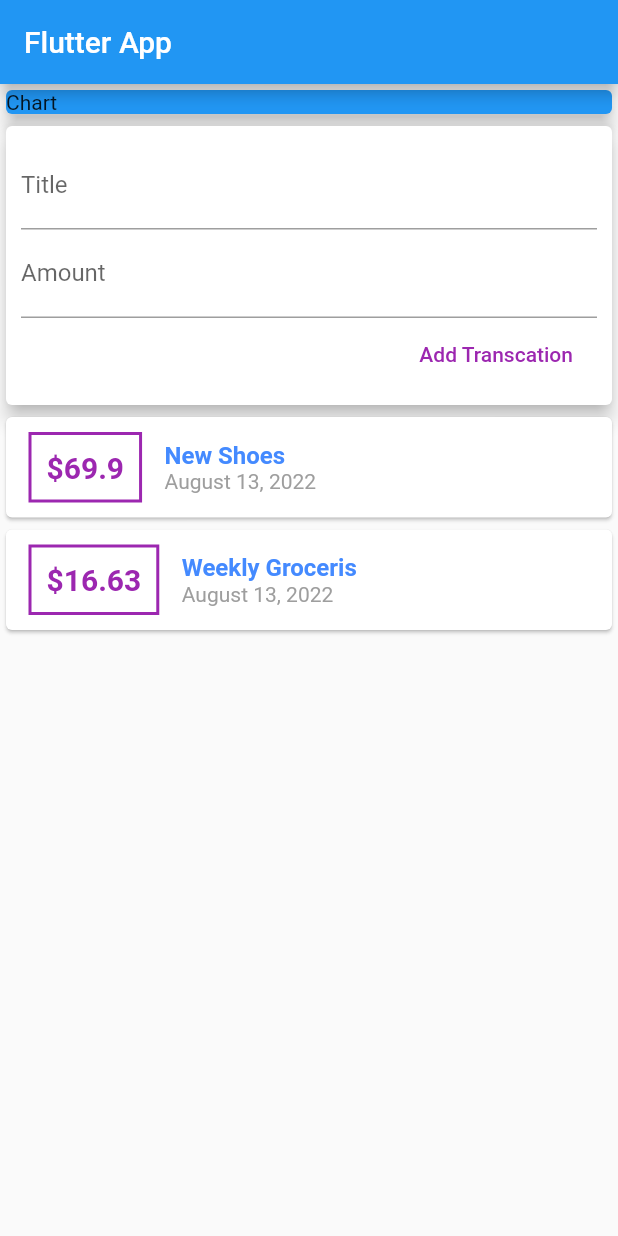
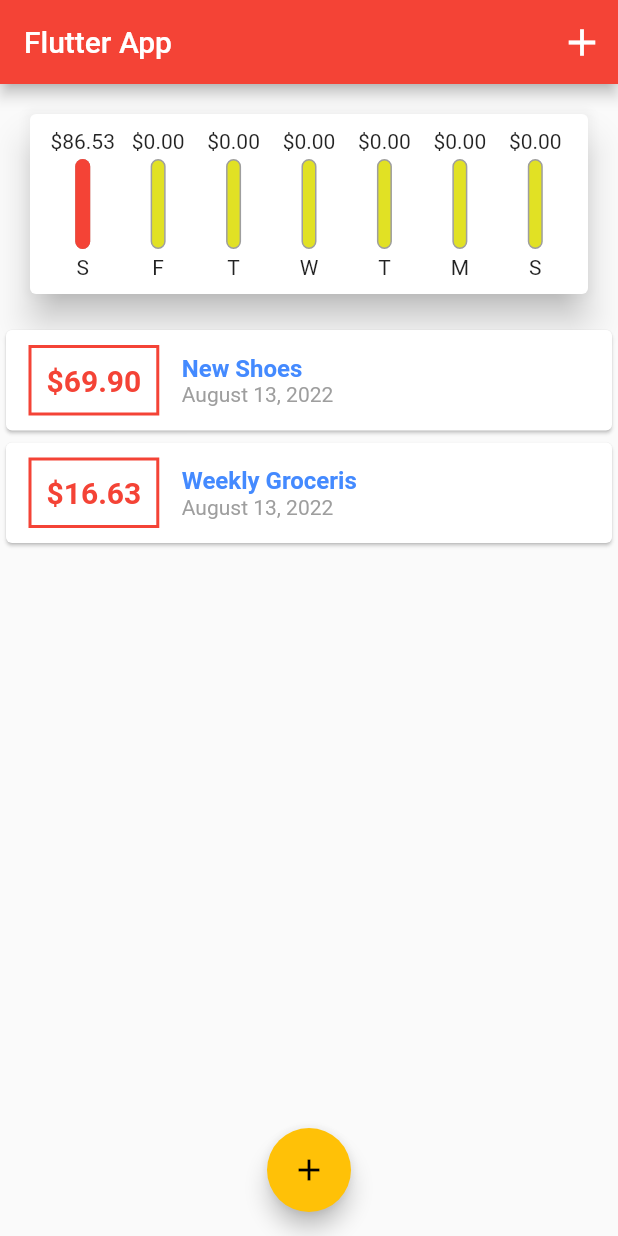
Before and after one commit to yasser2020/expense_planner, a Flutter app: the screen it shows after launch, on a phone screen of 412 x 824 dp. Run offline on Flutter 3.47's test engine with Material 2 defaults, Android fonts, the phone set to English and light mode, and no system bars.

Commit message:
Add chart Bar

```diff
--- a/lib/main.dart
+++ b/lib/main.dart
@@ -1,6 +1,8 @@
-import 'package:expense_planner/widgets/user_transctions.dart';
+import 'package:expense_planner/widgets/chart.dart';
+import 'package:expense_planner/widgets/new_transctions.dart';
+import 'package:expense_planner/widgets/transaction_list.dart';
 import 'package:flutter/material.dart';
-
+import './models/transaction.dart';
 
 void main() {
   runApp(const MyApp());
@@ -12,34 +14,88 @@ class MyApp extends StatelessWidget {
   @override
   Widget build(BuildContext context) {
     return MaterialApp(
+      debugShowCheckedModeBanner: false,
+      theme: ThemeData(primarySwatch: Colors.red, accentColor: Colors.amber),
       home: MyHomePage(),
     );
   }
 }
 
-class MyHomePage extends StatelessWidget {
-  // String? inputTitle;
-  // String? inputAmount;
+class MyHomePage extends StatefulWidget {
+  @override
+  State<MyHomePage> createState() => _MyHomePageState();
+}
+
+class _MyHomePageState extends State<MyHomePage> {
+  final List<Transaction> _userTranscations = [
+    Transaction(
+        id: 't1', title: 'New Shoes', amount: 69.9, date: DateTime.now()),
+    Transaction(
+        id: 't2',
+        title: 'Weekly Groceris',
+        amount: 16.63,
+        date: DateTime.now()),
+  ];
+
+  List<Transaction> get _recentTransactions {
+    return _userTranscations.where((tx) {
+      return tx.date.isAfter(
+        DateTime.now().subtract(
+          Duration(days: 7),
+        ),
+      );
+    }).toList();
+  }
+
+  void _addNewTransaction(String txttitle, double txtamount) {
+    final newTx = Transaction(
+        id: DateTime.now().toString(),
+        title: txttitle,
+        amount: txtamount,
+        date: DateTime.now());
+    setState(() {
+      _userTranscations.add(newTx);
+    });
+  }
+
+  void _startAddNewTransaction(BuildContext ctx) {
+    showModalBottomSheet(
+        context: ctx,
+        builder: (_) {
+          return GestureDetector(
+            child: NewTransaction(_addNewTransaction),
+            onTap: () {},
+            behavior: HitTestBehavior.opaque,
+          );
+        });
+  }
 
   @override
   Widget build(BuildContext context) {
     return Scaffold(
-      appBar: AppBar(title: Text('Flutter App')),
+      appBar: AppBar(
+        title: Text('Flutter App'),
+        actions: [
+          IconButton(
+              onPressed: () => _startAddNewTransaction(context),
+              icon: Icon(
+                Icons.add,
+                size: 30,
+              ))
+        ],
+      ),
       body: Column(
         // mainAxisAlignment: MainAxisAlignment.spaceAround,
         crossAxisAlignment: CrossAxisAlignment.stretch,
         children: [
-          Container(
-            width: double.infinity,
-            child: Card(
-              child: Text("Chart"),
-              color: Colors.blue,
-              elevation: 5,
-            ),
-          ),
-          UserTransactions(),
-
+          Chart(_recentTransactions),
+          TransactionList(_userTranscations),
         ],
+      ),
+      floatingActionButtonLocation: FloatingActionButtonLocation.centerFloat,
+      floatingActionButton: FloatingActionButton(
+        onPressed: () => _startAddNewTransaction(context),
+        child: Icon(Icons.add),
       ),
     );
   }
--- /dev/null
+++ b/lib/widgets/chart.dart
@@ -0,0 +1,58 @@
+import 'package:expense_planner/models/transaction.dart';
+import 'package:flutter/material.dart';
+import 'package:flutter/src/foundation/key.dart';
+import 'package:flutter/src/widgets/framework.dart';
+import 'package:intl/intl.dart';
+import '../widgets/chart_bar.dart';
+
+class Chart extends StatelessWidget {
+  final List<Transaction> recentTransactions;
+  Chart(this.recentTransactions);
+
+  List<Map<String, Object>> get groupedTransactionsValues {
+    return List.generate(7, (index) {
+      final weekDay = DateTime.now().subtract(Duration(days: index));
+      var totalsum = 0.0;
+      for (int i = 0; i < recentTransactions.length; i++) {
+        if (recentTransactions[i].date.day == weekDay.day &&
+            recentTransactions[i].date.month == weekDay.month &&
+            recentTransactions[i].date.year == weekDay.year) {
+          totalsum += recentTransactions[i].amount;
+        }
+      }
+      return {
+        'day': DateFormat.E().format(weekDay).substring(0, 1),
+        'amount': totalsum
+      };
+    });
+  }
+
+  double get totalSpending {
+    return groupedTransactionsValues.fold(
+        0.0, (sum, item) => sum + (item['amount'] as double));
+  }
+
+  @override
+  Widget build(BuildContext context) {
+    return Card(
+      margin: EdgeInsets.all(20),
+      elevation: 10,
+      child: Container(
+        padding: EdgeInsets.all(10),
+        child: Row(
+          mainAxisAlignment: MainAxisAlignment.spaceAround,
+          children: groupedTransactionsValues.map((data) {
+            return Flexible(
+              fit: FlexFit.tight,
+              child: ChartBar(
+                  data['day'].toString(),
+                  (data['amount'] as double),
+                  (totalSpending == 0 ? 0.0 : data['amount'] as double) /
+                      totalSpending),
+            );
+          }).toList(),
+        ),
+      ),
+    );
+  }
+}
--- /dev/null
+++ b/lib/widgets/chart_bar.dart
@@ -0,0 +1,45 @@
+import 'package:flutter/src/foundation/key.dart';
+import 'package:flutter/src/widgets/framework.dart';
+import 'package:flutter/material.dart';
+
+class ChartBar extends StatelessWidget {
+  final String label;
+  final double spendingAmount;
+  final double spendingPctTotal;
+
+  ChartBar(this.label, this.spendingAmount, this.spendingPctTotal);
+  @override
+  Widget build(BuildContext context) {
+    return Column(
+      children: [
+        FittedBox(child: Text('\$${spendingAmount.toStringAsFixed(2)}')),
+        SizedBox(height: 4),
+        Container(
+          height: 60,
+          width: 10,
+          child: Stack(
+            children: [
+              Container(
+                decoration: BoxDecoration(
+                    border: Border.all(color: Colors.grey, width: 1),
+                    color: Color.fromARGB(220, 220, 220, 1),
+                    borderRadius: BorderRadius.circular(10)),
+              ),
+              FractionallySizedBox(
+                  heightFactor: spendingPctTotal,
+                  child: Container(
+                    decoration: BoxDecoration(
+                        color: Theme.of(context).primaryColor,
+                        borderRadius: BorderRadius.circular(10)),
+                  )),
+            ],
+          ),
+        ),
+        SizedBox(
+          height: 4,
+        ),
+        Text(label),
+      ],
+    );
+  }
+}
--- a/lib/widgets/new_transctions.dart
+++ b/lib/widgets/new_transctions.dart
@@ -3,11 +3,30 @@ import 'package:flutter/src/widgets/framework.dart';
 
 import 'package:flutter/material.dart';
 
-class NewTransaction extends StatelessWidget {
+class NewTransaction extends StatefulWidget {
   final Function addTx;
+
+  NewTransaction(this.addTx);
+
+  @override
+  State<NewTransaction> createState() => _NewTransactionState();
+}
+
+class _NewTransactionState extends State<NewTransaction> {
   final titleController = TextEditingController();
+
   final amountController = TextEditingController();
-  NewTransaction(this.addTx);
+
+  void submitData() {
+    final enteredTitle = titleController.text;
+    final enteredAmount = double.parse(amountController.text);
+    if (enteredTitle.isEmpty || enteredAmount <= 0) {
+      return;
+    }
+    widget.addTx(enteredTitle, enteredAmount);
+    Navigator.of(context).pop();
+  }
+
 
   @override
   Widget build(BuildContext context) {
@@ -21,18 +40,16 @@ class NewTransaction extends StatelessWidget {
             TextField(
               decoration: InputDecoration(labelText: 'Title'),
               controller: titleController,
+              onSubmitted: (_) => submitData(),
             ),
             TextField(
               decoration: InputDecoration(labelText: 'Amount'),
               controller: amountController,
               keyboardType: TextInputType.numberWithOptions(decimal: true),
+              onSubmitted: (_) => submitData(),
             ),
             FlatButton(
-              onPressed: () {
-                addTx(titleController.text,double.parse(amountController.text));
-                print(titleController.text);
-                print(amountController.text);
-              },
+              onPressed:submitData,
               child: Text("Add Transcation"),
               textColor: Colors.purple,
             )
--- a/lib/widgets/transaction_list.dart
+++ b/lib/widgets/transaction_list.dart
@@ -12,22 +12,42 @@ class TransactionList extends StatelessWidget {
   Widget build(BuildContext context) {
     return Container(
       height: 300,
-      child: ListView.builder(
+      child: transactions.isEmpty
+          ? Column(
+              children: [
+                Text(
+                  "No Transaction added yet",
+                  style: Theme.of(context).textTheme.titleMedium,
+                ),
+                Container(
+                  height: 200,
+                  child: Image.asset(
+                    'assets/images/waiting.png',
+                    fit: BoxFit.cover,
+                  ),
+                ),
+
+              ],
+            )
+          : ListView.builder(
               itemBuilder: (context, index) {
                 return Card(
                   child: Row(
                     children: [
                       Container(
-                  margin: EdgeInsets.symmetric(vertical: 10, horizontal: 15),
+                        margin:
+                            EdgeInsets.symmetric(vertical: 10, horizontal: 15),
                         decoration: BoxDecoration(
-                      border: Border.all(width: 2, color: Colors.purple)),
+                            border: Border.all(
+                                width: 2,
+                                color: Theme.of(context).primaryColor)),
                         padding: EdgeInsets.all(10),
                         child: Text(
-                    '\$${transactions[index].amount}',
+                          '\$${transactions[index].amount.toStringAsFixed(2)}',
                           style: TextStyle(
                             fontWeight: FontWeight.bold,
                             fontSize: 20,
-                      color: Colors.purple,
+                            color: Theme.of(context).primaryColor,
                           ),
                         ),
                       ),
@@ -41,7 +61,9 @@ class TransactionList extends StatelessWidget {
                                 fontSize: 16,
                                 color: Colors.blueAccent),
                           ),
-                    Text(DateFormat.yMMMMd().format(transactions[index].date),
+                          Text(
+                              DateFormat.yMMMMd()
+                                  .format(transactions[index].date),
                               style: TextStyle(
                                 color: Colors.grey,
                               ))
--- a/lib/widgets/user_transctions.dart
+++ /dev/null
@@ -1,44 +0,0 @@
-import 'package:flutter/material.dart';
-import './transaction_list.dart';
-import './new_transctions.dart';
-import '../models/transaction.dart';
-
-class UserTransactions extends StatefulWidget {
-  const UserTransactions({Key? key}) : super(key: key);
-
-  @override
-  State<UserTransactions> createState() => _UserTransactionsState();
-}
-
-class _UserTransactionsState extends State<UserTransactions> {
-  final List<Transaction> _userTranscations = [
-    Transaction(
-        id: 't1', title: 'New Shoes', amount: 69.9, date: DateTime.now()),
-    Transaction(
-        id: 't2',
-        title: 'Weekly Groceris',
-        amount: 16.63,
-        date: DateTime.now()),
-  ];
-
-  void _addNewTransaction(String txttitle, double txtamount) {
-    final newTx = Transaction(
-        id: DateTime.now().toString(),
-        title: txttitle,
-        amount: txtamount,
-        date: DateTime.now());
-    setState(() {
-      _userTranscations.add(newTx);
-    });
-  }
-
-  @override
-  Widget build(BuildContext context) {
-    return Column(
-      children: [
-        NewTransaction(_addNewTransaction),
-        TransactionList(_userTranscations),
-      ],
-    );
-  }
-}
--- a/pubspec.yaml
+++ b/pubspec.yaml
@@ -59,9 +59,8 @@ flutter:
   uses-material-design: true
 
   # To add assets to your application, add an assets section, like this:
-  # assets:
-  #   - images/a_dot_burr.jpeg
-  #   - images/a_dot_ham.jpeg
+  assets:
+    - assets/images/waiting.png
 
   # An image asset can refer to one or more resolution-specific "variants", see
   # https://flutter.dev/assets-and-images/#resolution-aware
```
Also changed, not shown: assets/fonts/OpenSans-Bold.ttf (added), assets/fonts/OpenSans-Regular.ttf (added), assets/fonts/Quicksand-Bold.ttf (added), assets/fonts/Quicksand-Light.ttf (added), assets/fonts/Quicksand-Medium.ttf (added), assets/fonts/Quicksand-Regular.ttf (added), assets/images/waiting.png (added). Lines whose indentation alone changed are shown as unchanged.
